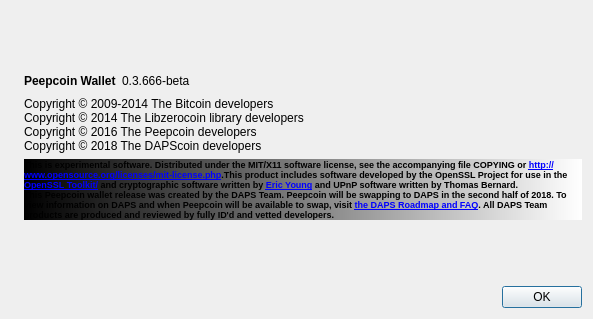
Qt form src/qt/forms/aboutdialog.ui (lyricidal/PeepCoin-TheCoinForThePeople) before a commit.
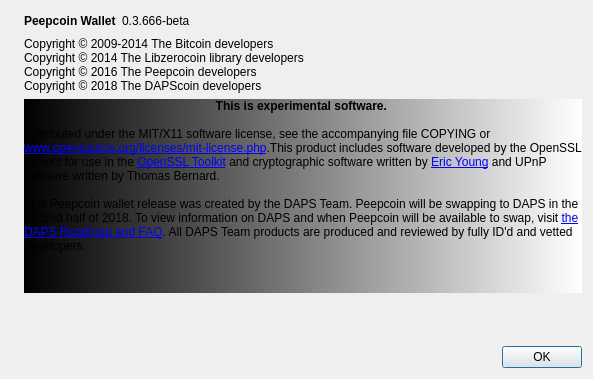
The same form after that commit. Icons and pictures are not drawn.

Diff of the .ui file:
```diff
--- a/src/qt/forms/aboutdialog.ui
+++ b/src/qt/forms/aboutdialog.ui
@@ -7,7 +7,7 @@
     <x>0</x>
     <y>0</y>
     <width>593</width>
-    <height>319</height>
+    <height>379</height>
    </rect>
   </property>
   <property name="windowTitle">
@@ -32,19 +32,6 @@
    </item>
    <item>
     <layout class="QVBoxLayout" name="verticalLayout_2">
-     <item>
-      <spacer name="verticalSpacer_2">
-       <property name="orientation">
-        <enum>Qt::Vertical</enum>
-       </property>
-       <property name="sizeHint" stdset="0">
-        <size>
-         <width>20</width>
-         <height>40</height>
-        </size>
-       </property>
-      </spacer>
-     </item>
      <item>
       <layout class="QHBoxLayout" name="horizontalLayout">
        <item>
@@ -108,9 +95,9 @@
       <widget class="QLabel" name="label_2">
        <property name="font">
         <font>
-         <pointsize>7</pointsize>
-         <weight>75</weight>
-         <bold>true</bold>
+         <pointsize>9</pointsize>
+         <weight>50</weight>
+         <bold>false</bold>
         </font>
        </property>
        <property name="cursor">
@@ -120,7 +107,7 @@
         <string notr="true">background-color: qlineargradient(spread:pad, x1:0, y1:0, x2:1, y2:0, stop:0 rgba(0, 0, 0, 255), stop:1 rgba(255, 255, 255, 255));</string>
        </property>
        <property name="text">
-        <string>&lt;html&gt;&lt;body&gt;This is experimental software. Distributed under the MIT/X11 software license, see the accompanying file COPYING or &lt;a href=&quot;http://www.opensource.org/licenses/mit-license.php&quot;&gt;http://www.opensource.org/licenses/mit-license.php&lt;/a&gt;.This product includes software developed by the OpenSSL Project for use in the &lt;a href=&quot;https://www.openssl.org/&quot;&gt;OpenSSL Toolkit/&lt;/a&gt; and cryptographic software written by &lt;a href=&quot;mailto:eay@cryptsoft.com&quot;&gt;Eric Young&lt;/a&gt; and UPnP software written by Thomas Bernard.&lt;br/&gt;This Peepcoin wallet release was created by the DAPS Team. Peepcoin will be swapping to DAPS in the second half of 2018. To view information on DAPS and when Peepcoin will be available to swap, visit &lt;a href=&quot;https://dapscoin.com/roadmap/&quot;&gt;the DAPS Roadmap and FAQ&lt;/a&gt;. All DAPS Team products are produced and reviewed by fully ID'd and vetted developers.&lt;/body&gt;&lt;/html&gt;</string>
+        <string>&lt;html&gt;&lt;head/&gt;&lt;body&gt;&lt;p&gt;&lt;center&gt;&lt;b&gt;This is experimental software.&lt;/b&gt; &lt;/center&gt;&lt;br/&gt;Distributed under the MIT/X11 software license, see the accompanying file COPYING or &lt;a href=&quot;http://www.opensource.org/licenses/mit-license.php&quot;&gt;&lt;span style=&quot; text-decoration: underline; color:#0000ff;&quot;&gt;www.opensource.org/licenses/mit-license.php&lt;/span&gt;&lt;/a&gt;.This product includes software developed by the OpenSSL Project for use in the &lt;a href=&quot;https://www.openssl.org/&quot;&gt;&lt;span style=&quot; text-decoration: underline; color:#0000ff;&quot;&gt;OpenSSL Toolkit&lt;/span&gt;&lt;/a&gt; and cryptographic software written by &lt;a href=&quot;mailto:eay@cryptsoft.com&quot;&gt;&lt;span style=&quot; text-decoration: underline; color:#0000ff;&quot;&gt;Eric Young&lt;/span&gt;&lt;/a&gt; and UPnP software written by Thomas Bernard.&lt;br/&gt;&lt;br/&gt;This Peepcoin wallet release was created by the DAPS Team. Peepcoin will be swapping to DAPS in the second half of 2018. To view information on DAPS and when Peepcoin will be available to swap, visit &lt;a href=&quot;https://dapscoin.com/roadmap/&quot;&gt;&lt;span style=&quot; text-decoration: underline; color:#0000ff;&quot;&gt;the DAPS Roadmap and FAQ&lt;/span&gt;&lt;/a&gt;. All DAPS Team products are produced and reviewed by fully ID'd and vetted developers.&lt;/p&gt;&lt;p&gt;&lt;br/&gt;&lt;/p&gt;&lt;/body&gt;&lt;/html&gt;</string>
        </property>
        <property name="textFormat">
         <enum>Qt::RichText</enum>
@@ -144,7 +131,7 @@
        <property name="sizeHint" stdset="0">
         <size>
          <width>20</width>
-         <height>40</height>
+         <height>1</height>
         </size>
        </property>
       </spacer>
```
Left out of the diff: 3 changed lines with no effect on the pictures.
